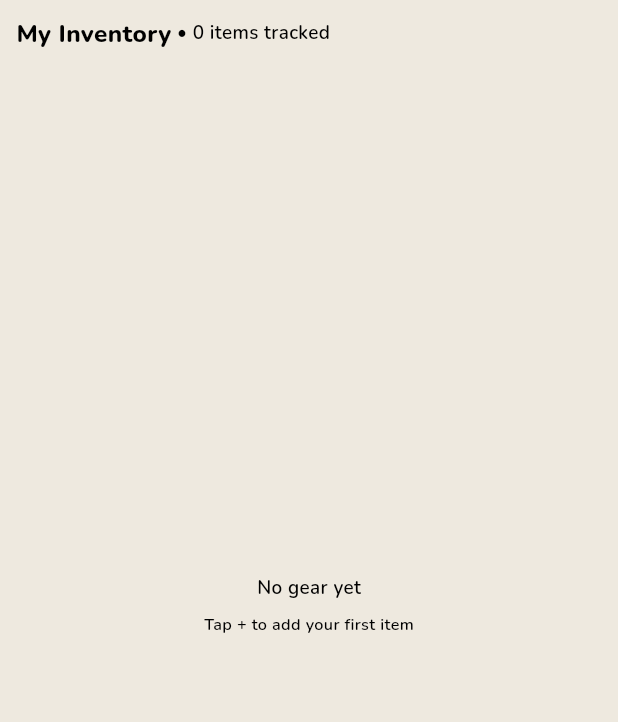
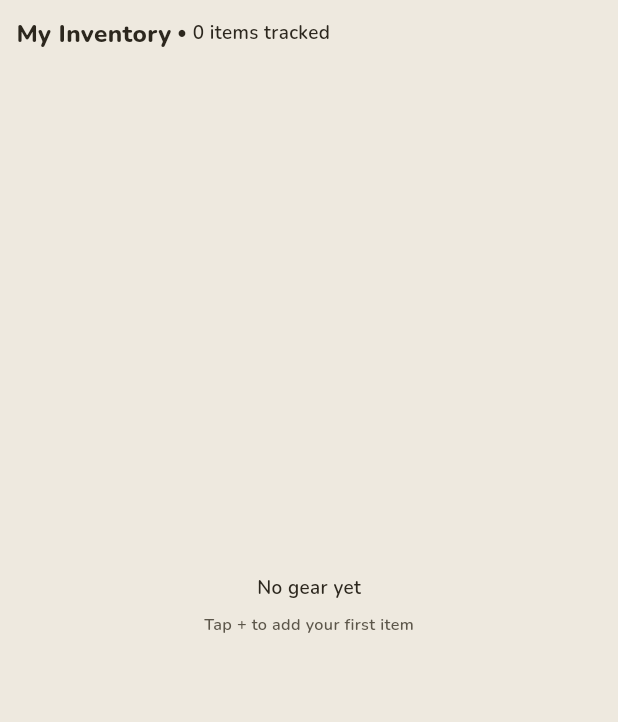
Before and after one commit to Mikey-Dowsett/gearrack, a Flutter app: the screen it shows after launch, on a phone screen of 412 x 824 dp. Shown: the top 722 px of the screen. Run offline on Flutter 3.47's test engine with Material 3 defaults, Android fonts, the phone set to English and light mode, and no system bars; our stand-ins replace flutter_screenutil, font_awesome_flutter, google_fonts, sqflite, sqflite_common_ffi; accounts and stored records are empty.

Commit message:
Design solidified

```diff
--- a/lib/main.dart
+++ b/lib/main.dart
@@ -5,6 +5,7 @@ import 'package:flutter/services.dart';
 import 'package:gearrack/pages/home_page.dart';
 import 'package:gearrack/pages/packs_page.dart';
 import 'package:gearrack/pages/trip_history_page.dart';
+import 'package:gearrack/theme/app_colors.dart';
 import 'package:gearrack/theme/app_theme.dart';
 import 'package:gearrack/database/database_helper.dart';
 import 'package:flutter_screenutil/flutter_screenutil.dart';
@@ -70,7 +71,7 @@ class _MainNavigationScreenState extends State<MainNavigationScreen> {
 
   @override
   Widget build(BuildContext context) {
-    final colors = Theme.of(context).colorScheme;
+    final colors = AppColors.of(context);
 
     return Scaffold(
       body: SafeArea(
@@ -85,6 +86,7 @@ class _MainNavigationScreenState extends State<MainNavigationScreen> {
         right: false,
         bottom: true,
         child: BottomNavigationBar(
+          backgroundColor: colors.surfaceRaised,
           items: const <BottomNavigationBarItem>[
             BottomNavigationBarItem(
               icon: FaIcon(FontAwesomeIcons.tent),
@@ -101,6 +103,8 @@ class _MainNavigationScreenState extends State<MainNavigationScreen> {
           ],
           currentIndex: _selectedIndex,
           selectedItemColor: colors.primary,
+          unselectedItemColor: colors.textSecondary,
+          showUnselectedLabels: true,
           onTap: _onItemTapped,
         ),
       ),
--- a/lib/pages/gear_page.dart
+++ b/lib/pages/gear_page.dart
@@ -94,7 +94,7 @@ class _GearPageState extends State<GearPage> {
       appBar: AppBar(
         title: Text(
           _isLoadingCategory ? 'Loading...' : categoryName,
-          style: AppTextStyles.bodyLarge,
+          style: AppTextStyles.bodyLarge.copyWith(color: colors.onBackground),
         ),
         backgroundColor: colors.background,
         actions: [
--- a/lib/pages/home_page.dart
+++ b/lib/pages/home_page.dart
@@ -126,11 +126,23 @@ class _HomePageState extends State<HomePage> {
               child: Row(
                 crossAxisAlignment: CrossAxisAlignment.center,
                 children: [
-                  Text('My Inventory', style: AppTextStyles.titleLarge),
-                  Text(' \u2022 ', style: AppTextStyles.bodyMedium),
+                  Text(
+                    'My Inventory',
+                    style: AppTextStyles.titleLarge.copyWith(
+                      color: colors.onBackground,
+                    ),
+                  ),
+                  Text(
+                    ' • ',
+                    style: AppTextStyles.bodyMedium.copyWith(
+                      color: colors.onBackground,
+                    ),
+                  ),
                   Text(
                     '${_gearItems.length} item${_gearItems.length != 1 ? 's' : ''} tracked',
-                    style: AppTextStyles.bodyMedium,
+                    style: AppTextStyles.bodyMedium.copyWith(
+                      color: colors.onBackground,
+                    ),
                   ),
                 ],
               ),
@@ -144,12 +156,19 @@ class _HomePageState extends State<HomePage> {
                     child: Column(
                       mainAxisAlignment: MainAxisAlignment.center,
                       children: [
-                        Text('No gear yet', style: AppTextStyles.bodyMedium),
+                        Text(
+                          'No gear yet',
+                          style: AppTextStyles.bodyMedium.copyWith(
+                            color: colors.onBackground,
+                          ),
+                        ),
 
                         const SizedBox(height: 8),
                         Text(
                           'Tap + to add your first item',
-                          style: AppTextStyles.bodySmall,
+                          style: AppTextStyles.bodySmall.copyWith(
+                            color: colors.textSecondary,
+                          ),
                         ),
                       ],
                     ),
@@ -190,7 +209,9 @@ class _HomePageState extends State<HomePage> {
                               _searchQuery = value;
                               _applyFilters();
                             },
-                            style: AppTextStyles.bodyMedium,
+                            style: AppTextStyles.bodyMedium.copyWith(
+                              color: colors.onSurface,
+                            ),
                           ),
                         ),
                         SizedBox(
@@ -236,7 +257,9 @@ class _HomePageState extends State<HomePage> {
                                           size: 15.sp,
                                           color: catColor,
                                         ),
-                                        SizedBox(width: 5.sp),
+                                        SizedBox(
+                                          width: UiConstants.spacingXS.sp,
+                                        ),
                                         Text('${category.name}∙$count'),
                                       ],
                                     ),
@@ -271,8 +294,10 @@ class _HomePageState extends State<HomePage> {
                           child: Row(
                             children: [
                               Text(
-                                '${_filteredGearItems.length} items \u2219 ${formatWeight(_totalGrams)} total',
-                                style: AppTextStyles.bodyMedium,
+                                '${_filteredGearItems.length} items ∙ ${formatWeight(_totalGrams)} total',
+                                style: AppTextStyles.bodyMedium.copyWith(
+                                  color: colors.onBackground,
+                                ),
                               ),
                               Spacer(),
                               _SortButton(
```
Also changed, not shown: lib/pages/add_gear.dart (+10 -4 lines), lib/pages/add_pack.dart (+8 -4 lines), lib/pages/log_trip_page.dart (+11 -7 lines), lib/pages/pack_page.dart (+8 -10 lines), lib/pages/packs_page.dart (+19 -5 lines), lib/pages/trip_detail_page.dart (+15 -6 lines), lib/pages/trip_history_page.dart (+19 -8 lines), lib/widgets/gear_card.dart (+42 -14 lines), lib/widgets/info_card.dart (+11 -20 lines), lib/widgets/pack_card.dart (+15 -11 lines).
